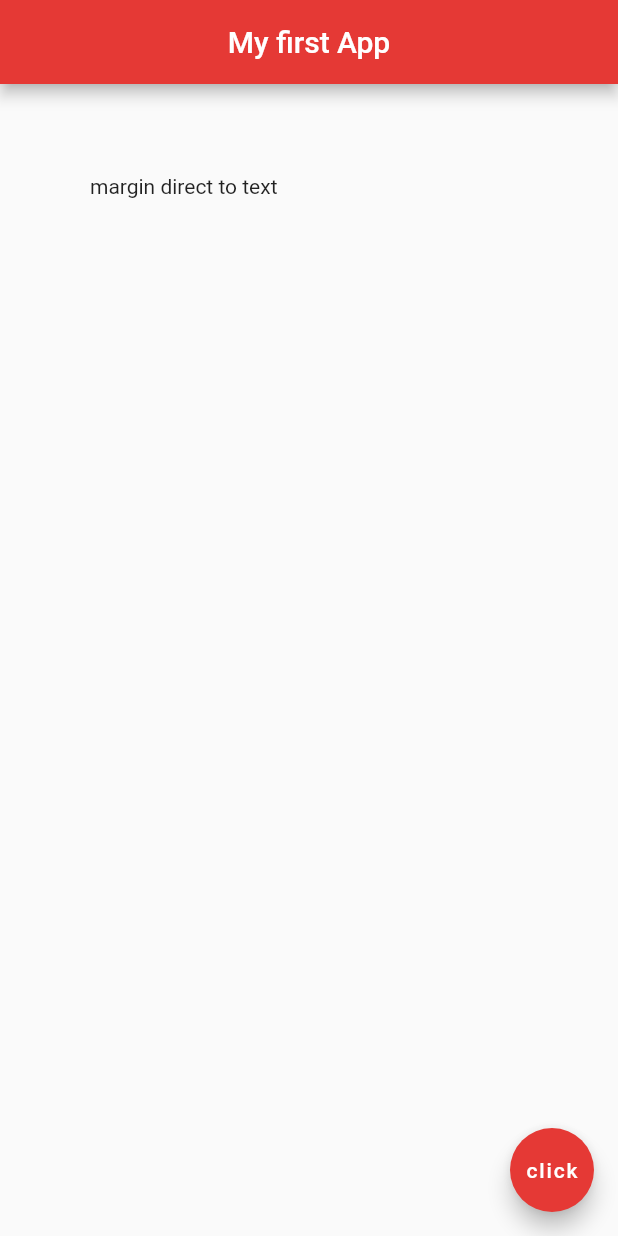
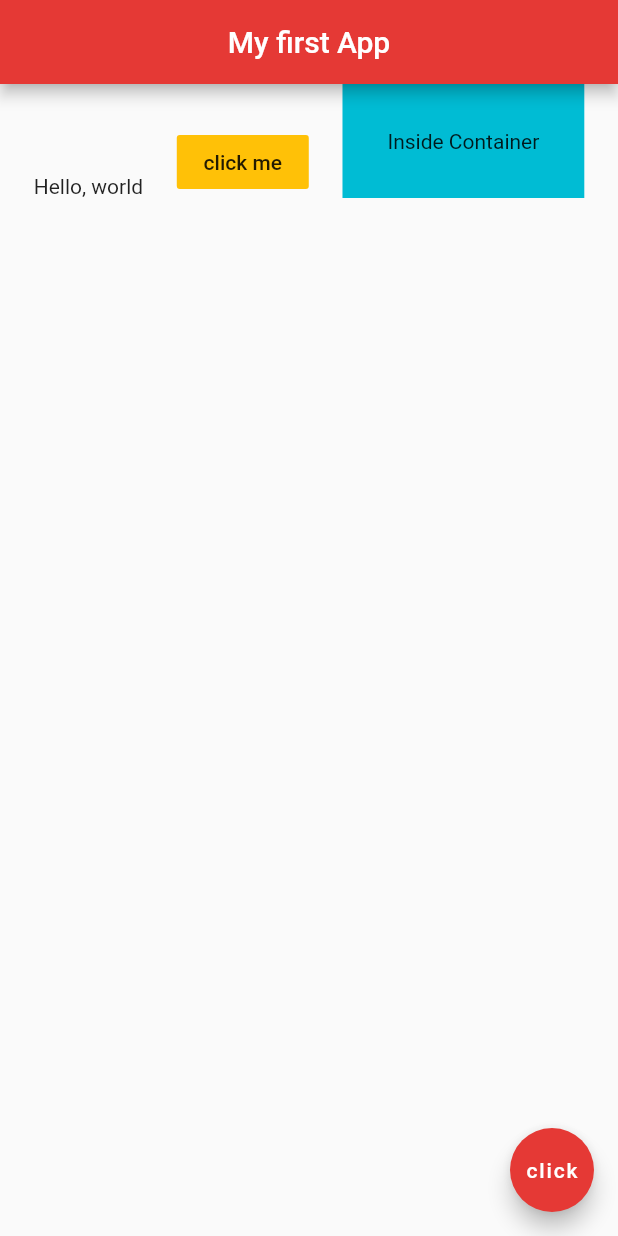
Before and after one commit to vinitsomani/MyAppFlutter, a Flutter app: the screen it shows after launch, on a phone screen of 412 x 824 dp. Run offline on Flutter 3.47's test engine with Material 2 defaults, Android fonts, the phone set to English and light mode, and no system bars.

Commit message:
row widget design.

```diff
--- a/lib/main.dart
+++ b/lib/main.dart
@@ -1,46 +1,4 @@
 import 'package:flutter/material.dart';
-
-
-//*** hello world ***//
-//void main() {
-//  runApp(MaterialApp(
-//    home: Text('hello Bhai'),
-//  )
-//
-//  );
-//}
-
-//*** Simple layout with custom font loading ***//
-//void main() {
-//  runApp(MaterialApp(
-//    home: Scaffold(
-//      appBar: AppBar(
-//        title: Text('My first App'),
-//        centerTitle: true,
-//        backgroundColor: Colors.red[600],
-//      ),
-//      body: Center(
-//        child: Text(
-//          'Hello world',
-//          style: TextStyle(
-//            fontSize: 20.0,
-//            fontWeight: FontWeight.bold,
-//            letterSpacing: 2.0,
-//            color: Colors.grey[600],
-//            fontFamily: 'IndieFlower'
-//          ),
-//        ),
-//      ),
-//      floatingActionButton: FloatingActionButton(
-//        onPressed: () {},
-//        child: Text('click'),
-//        backgroundColor: Colors.red[600],
-//      ),
-//    ),
-//  ));
-//}
-
-
 
 //*** stateless widget for hot reload and reuse widget ***//
 void main() {
@@ -91,20 +49,23 @@ class Home extends StatelessWidget {
         centerTitle: true,
         backgroundColor: Colors.red[600],
       ),
-//      body: Container(
-//
-////        padding: EdgeInsets.all(50),
-////        padding: EdgeInsets.symmetric(horizontal: 50, vertical: 100),
-//        padding: EdgeInsets.fromLTRB(10, 20, 30, 40),
-//        margin: EdgeInsets.all(20),
-//        color: Colors.grey[400],
-//        child: Text('hello'),
-//
-//      ),
 
-        body: Padding(
-          padding: EdgeInsets.all(60),
-          child: Text('margin direct to text'),
+        body: Row(
+          mainAxisAlignment: MainAxisAlignment.spaceEvenly,
+            crossAxisAlignment: CrossAxisAlignment.end,
+            children: <Widget>[
+              Text('Hello, world'),
+              FlatButton (
+                onPressed: () {},
+                color: Colors.amber,
+                child: Text('click me'),
+              ),
+              Container(
+                color: Colors.cyan,
+                padding: EdgeInsets.all(30.0),
+                child: Text('Inside Container'),
+              )
+            ],
         ),
 
 
```
